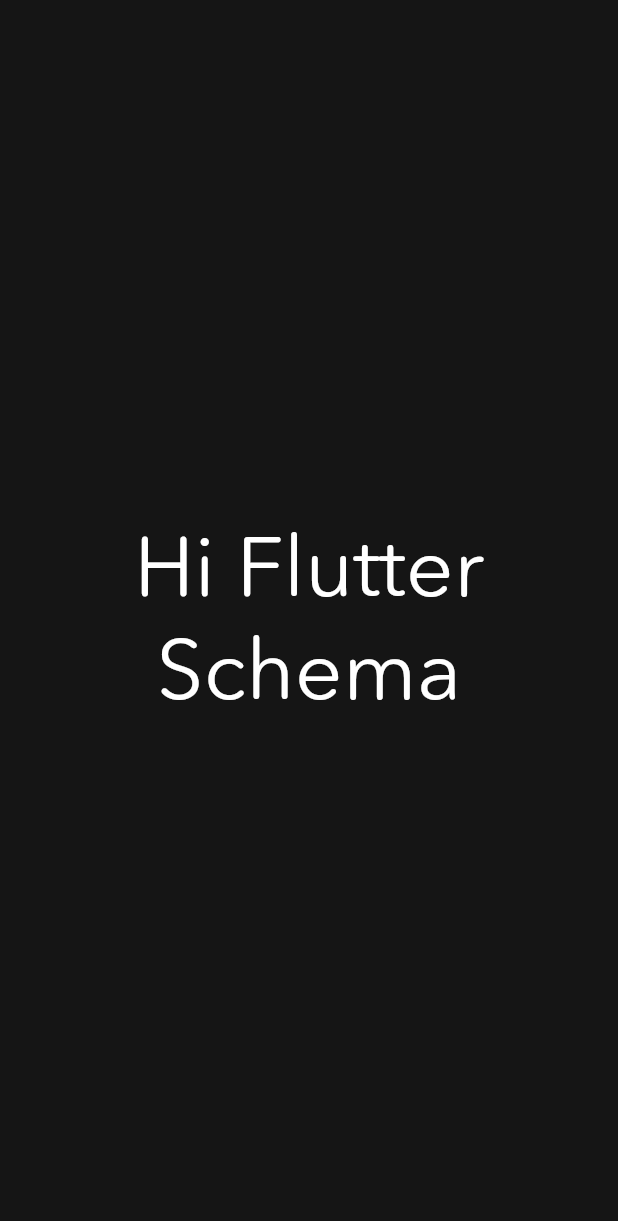
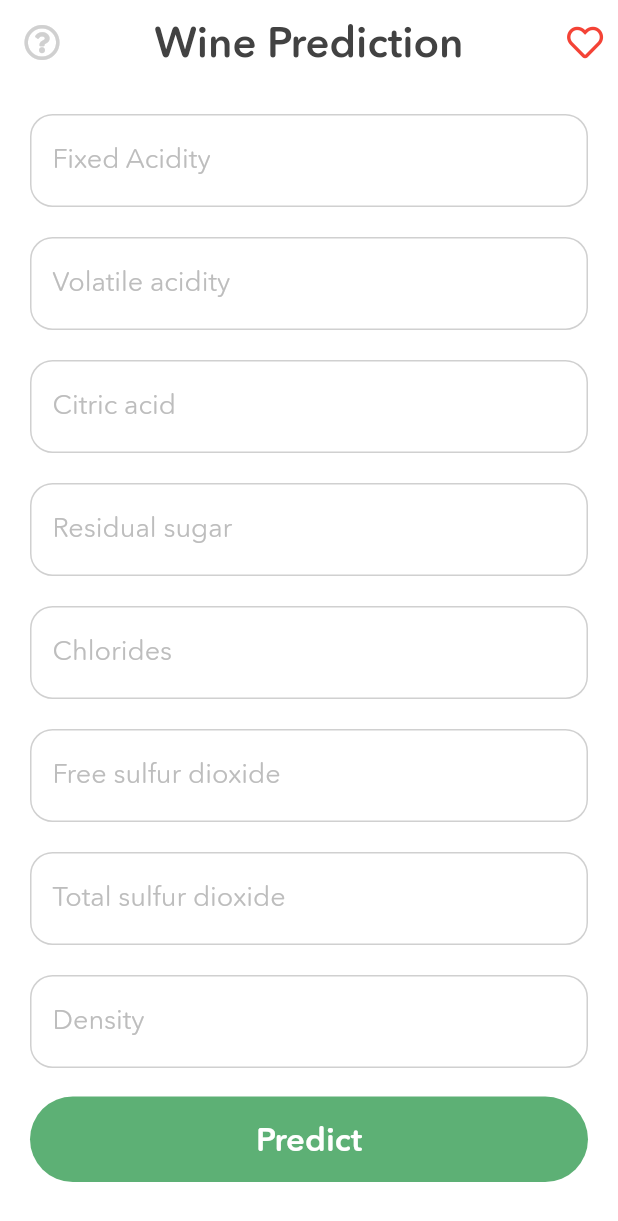
Before and after one commit to gitananun/wine-prediction-app, a Flutter app: the screen it shows after launch, on a phone screen of 412 x 824 dp. Shown: the top 1221 px of the screen. Run offline on Flutter 3.47's test engine with Material 2 defaults, Android fonts, the phone set to English and light mode, and no system bars; our stand-ins replace device_preview, font_awesome_flutter.

Commit message:
home screen with base widgets

```diff
--- a/lib/Infrastructure/Routes/Paths.dart
+++ b/lib/Infrastructure/Routes/Paths.dart
@@ -1,4 +1,5 @@
-import 'package:schema/ui/screens/home.dart';
+import 'package:schema/Ui/Screens/home/home.dart';
+
 import 'package:flutter/material.dart';
 
 final Map<String, Widget> screenRoutes = {
--- a/lib/Ui/Screens/home.dart
+++ /dev/null
@@ -1,18 +0,0 @@
-import 'package:flutter/material.dart';
-
-class HomeScreen extends StatelessWidget {
-  const HomeScreen({Key? key}) : super(key: key);
-
-  @override
-  Widget build(BuildContext context) {
-    return Scaffold(
-      body: Center(
-        child: Text(
-          'Hi Flutter Schema',
-          textAlign: TextAlign.center,
-          style: Theme.of(context).textTheme.headline3,
-        ),
-      ),
-    );
-  }
-}
--- /dev/null
+++ b/lib/Ui/Screens/home/home.dart
@@ -0,0 +1,37 @@
+import 'package:flutter/material.dart';
+import 'package:schema/Ui/Screens/home/scaffold/home_scaffold.dart';
+import 'package:schema/Ui/Widgets/containers/custom_scaffold_main_container.dart';
+import 'package:schema/Ui/Widgets/form_fields/custom_text_form_field.dart';
+
+class HomeScreen extends StatelessWidget {
+  const HomeScreen({Key? key}) : super(key: key);
+
+  @override
+  Widget build(BuildContext context) {
+    return HomeScreenScaffold(
+      body: CustomScaffoldMainContainer(
+        child: Container(
+          margin: const EdgeInsets.only(bottom: 70),
+          child: SingleChildScrollView(
+            child: Wrap(
+              runSpacing: 20,
+              children: [
+                CustomTextFormField(labelText: 'Fixed Acidity'),
+                CustomTextFormField(labelText: 'Volatile acidity'),
+                CustomTextFormField(labelText: 'Citric acid'),
+                CustomTextFormField(labelText: 'Residual sugar'),
+                CustomTextFormField(labelText: 'Chlorides'),
+                CustomTextFormField(labelText: 'Free sulfur dioxide'),
+                CustomTextFormField(labelText: 'Total sulfur dioxide'),
+                CustomTextFormField(labelText: 'Density'),
+                CustomTextFormField(labelText: 'PH'),
+                CustomTextFormField(labelText: 'Sulphates'),
+                CustomTextFormField(labelText: 'Alcohol'),
+              ],
+            ),
+          ),
+        ),
+      ),
+    );
+  }
+}
--- /dev/null
+++ b/lib/Ui/Screens/home/scaffold/home_scaffold.dart
@@ -0,0 +1,38 @@
+import 'package:flutter/material.dart';
+import "package:font_awesome_flutter/font_awesome_flutter.dart";
+import 'package:schema/Ui/Widgets/buttons/custom_primary_text_button.dart';
+
+class HomeScreenScaffold extends StatelessWidget {
+  const HomeScreenScaffold({Key? key, required this.body}) : super(key: key);
+  final Widget body;
+
+  @override
+  Widget build(BuildContext context) {
+    final ThemeData _themeData = Theme.of(context);
+
+    return Scaffold(
+      appBar: AppBar(
+        elevation: 0,
+        centerTitle: true,
+        backgroundColor: Colors.white,
+        title: Text('Wine Prediction'),
+        textTheme: Theme.of(context).textTheme,
+        leading: Icon(FontAwesomeIcons.questionCircle, color: _themeData.accentColor),
+        actions: [
+          Padding(
+            padding: const EdgeInsets.only(right: 10),
+            child: Icon(FontAwesomeIcons.heart, color: _themeData.errorColor),
+          )
+        ],
+      ),
+      floatingActionButton: Container(
+        width: double.infinity,
+        padding: const EdgeInsets.symmetric(horizontal: 20),
+        child: CustomPrimaryTextButton(text: 'Predict'),
+      ),
+      bottomNavigationBar: Container(height: 20),
+      floatingActionButtonLocation: FloatingActionButtonLocation.centerFloat,
+      body: body,
+    );
+  }
+}
--- /dev/null
+++ b/lib/Ui/Widgets/buttons/custom_primary_text_button.dart
@@ -0,0 +1,25 @@
+import 'package:flutter/material.dart';
+
+class CustomPrimaryTextButton extends StatelessWidget {
+  const CustomPrimaryTextButton({Key? key, required this.text}) : super(key: key);
+  final String text;
+
+  @override
+  Widget build(BuildContext context) {
+    ThemeData _themeData = Theme.of(context);
+
+    return TextButton(
+      child: Text(text, style: _themeData.textTheme.button),
+      style: ButtonStyle(
+        padding: MaterialStateProperty.all(const EdgeInsets.symmetric(vertical: 15)),
+        backgroundColor: MaterialStateProperty.all(_themeData.primaryColor),
+        shape: MaterialStateProperty.all<RoundedRectangleBorder>(
+          RoundedRectangleBorder(
+            borderRadius: BorderRadius.circular(50),
+          ),
+        ),
+      ),
+      onPressed: () {},
+    );
+  }
+}
--- /dev/null
+++ b/lib/Ui/Widgets/containers/custom_scaffold_main_container.dart
@@ -0,0 +1,21 @@
+import 'package:flutter/material.dart';
+
+class CustomScaffoldMainContainer extends StatelessWidget {
+  const CustomScaffoldMainContainer({
+    Key? key,
+    required this.child,
+    this.alignment = Alignment.center,
+  }) : super(key: key);
+
+  final Widget child;
+  final Alignment alignment;
+
+  @override
+  Widget build(BuildContext context) {
+    return Container(
+      padding: const EdgeInsets.all(20),
+      alignment: alignment,
+      child: child,
+    );
+  }
+}
--- /dev/null
+++ b/lib/Ui/Widgets/form_fields/custom_text_form_field.dart
@@ -0,0 +1,40 @@
+import 'package:flutter/material.dart';
+
+class CustomTextFormField extends StatelessWidget {
+  const CustomTextFormField({
+    Key? key,
+    this.hintText,
+    this.labelText,
+  }) : super(key: key);
+  final String? hintText;
+  final String? labelText;
+
+  @override
+  Widget build(BuildContext context) {
+    final ThemeData _themeData = Theme.of(context);
+    final BorderRadius _borderRadius = BorderRadius.circular(15);
+    final double _gapPadding = 3;
+
+    return TextFormField(
+      style: _themeData.textTheme.caption,
+      enableSuggestions: false,
+      autocorrect: false,
+      decoration: InputDecoration(
+        hintText: hintText,
+        labelText: labelText,
+        contentPadding: const EdgeInsets.symmetric(vertical: 20, horizontal: 15),
+        labelStyle: TextStyle(fontSize: 18),
+        focusedBorder: OutlineInputBorder(
+          borderRadius: _borderRadius,
+          borderSide: BorderSide(color: _themeData.primaryColor),
+          gapPadding: _gapPadding,
+        ),
+        enabledBorder: OutlineInputBorder(
+          borderRadius: _borderRadius,
+          borderSide: BorderSide(color: _themeData.accentColor),
+          gapPadding: _gapPadding,
+        ),
+      ),
+    );
+  }
+}
--- a/lib/Ui/mts_theme.dart
+++ b/lib/Ui/mts_theme.dart
@@ -2,16 +2,16 @@
 import 'package:schema/Ui/Enums/device_screen_size.dart';
 
 abstract class MTStheme {
-  static const Color canvasColor = Color(0xFF151515);
+  static const Color canvasColor = Colors.white;
   static const Color hintColor = secondaryTextColor;
-  static const Color errorColor = Colors.white70;
-  static const Color accentColor = Color(0xFFd0dbea);
-  static const Color primaryColor = Color(0xFFFA8E4B);
+  static const Color errorColor = Colors.red;
+  static const Color accentColor = Color(0xFFD0D0D0);
+  static const Color primaryColor = Color(0xFF5DB075);
   static const Color dividerColor = Color(0xFFd0dbea);
   static const Color splashColor = Colors.transparent;
   static const Color cardBgDarkColor = Color(0xFF222222);
-  static const Color primaryTextColor = Colors.white;
-  static const Color secondaryTextColor = Colors.white;
+  static const Color primaryTextColor = Color(0xFF424242);
+  static const Color secondaryTextColor = Color(0xFFBDBDBD);
   static const Color successColor = Color(0xFF02C338);
 
   /// Custom ThemeData Colors
--- a/lib/app.dart
+++ b/lib/app.dart
@@ -14,7 +14,7 @@
   @override
   Widget build(BuildContext context) {
     return MaterialApp(
-      title: 'Flutter Schema',
+      title: 'Wine',
       initialRoute: '/',
       builder: DevicePreview.appBuilder,
       locale: DevicePreview.locale(context),
--- a/lib/env.dart
+++ b/lib/env.dart
@@ -1,3 +1,3 @@
 import 'package:schema/UI/enums/app_mode.dart';
 
-const AppMode APP_MODE = AppMode.Dev;
+const AppMode APP_MODE = AppMode.Release;
--- a/pubspec.yaml
+++ b/pubspec.yaml
@@ -23,6 +23,7 @@
 dependencies:
   flutter:
     sdk: flutter
+  font_awesome_flutter: ^9.0.0
 
 dev_dependencies:
   flutter_test:
```
Also changed, not shown: pubspec.lock.
